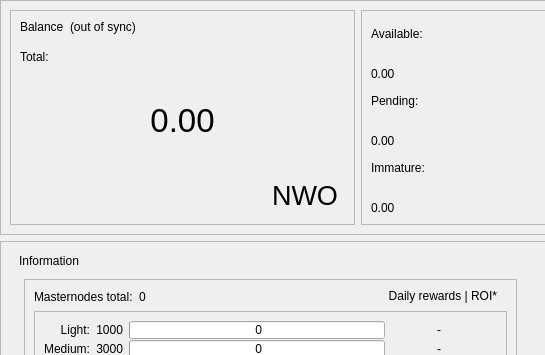
Old version of the form src/qt/forms/overviewpage.ui in the repository MotoAcidic/BaseSource; both pictures show x 0 to 545 and y 0 to 355 of the 1067 by 650 pixel window.
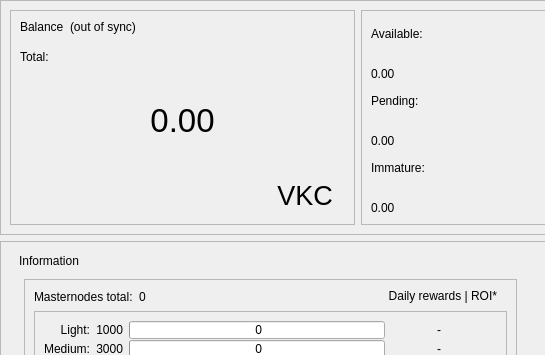
New version of the form.

What changed in the file:
```diff
--- a/src/qt/forms/overviewpage.ui
+++ b/src/qt/forms/overviewpage.ui
@@ -257,7 +257,7 @@
                   <cursorShape>PointingHandCursor</cursorShape>
                  </property>
                  <property name="text">
-                  <string>NWO</string>
+                  <string>VKC</string>
                  </property>
                  <property name="flat">
                   <bool>true</bool>
```
Left out of the diff: 2 changed lines with no effect on the pictures.
